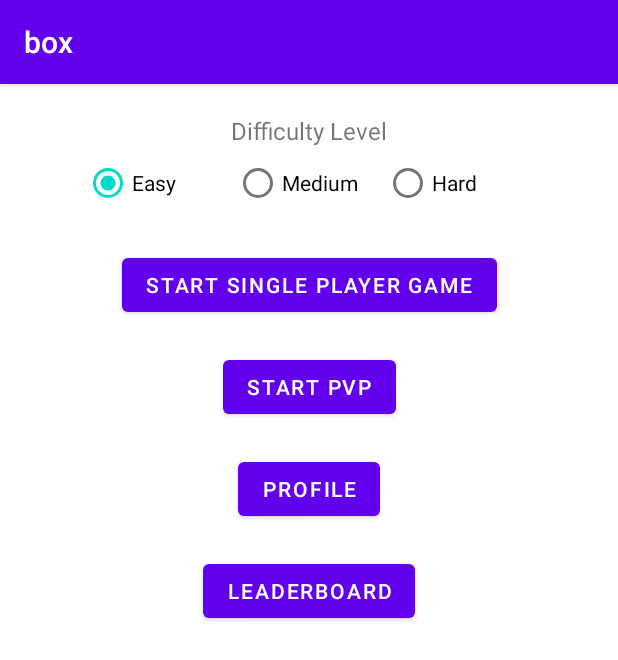
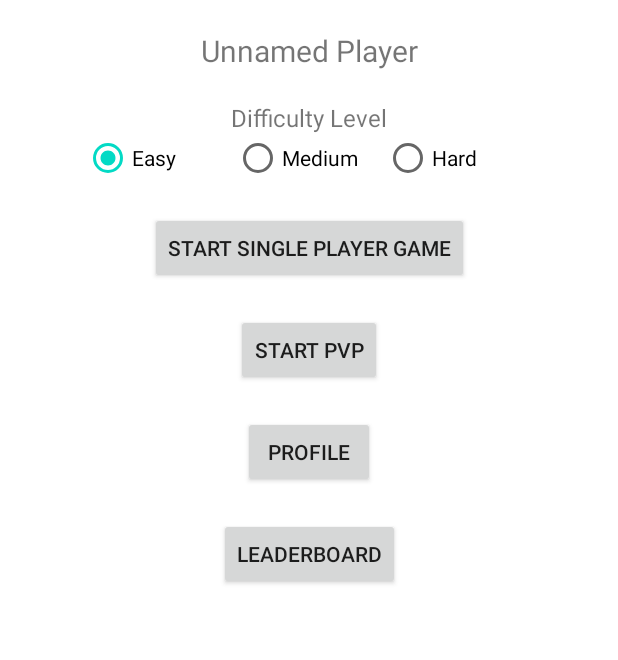
Before and after one commit to mengchun0120/box, an Android app: the screen it shows after launch (MainActivity), on a phone screen of 412 x 824 dp. Shown: the top 660 px of the screen. Run offline under Robolectric (Android 15) with nearby library versions, the phone set to English and light mode, and no system bars.

Commit message:
Enter Player

```diff
--- a/app/src/main/java/com/mcdane/box/GameRenderer.kt
+++ b/app/src/main/java/com/mcdane/box/GameRenderer.kt
@@ -13,6 +13,7 @@ import javax.microedition.khronos.opengles.GL10
 import kotlin.random.Random
 import android.opengl.GLES30 as GL
 
+class GameRenderer(private val activity: Activity, val maxLevel: Int = 0): GLSurfaceView.Renderer {
     enum class GameState {
         RUNNING,
         PAUSED,
@@ -20,7 +21,6 @@ enum class GameState {
         STOPPED,
     }
 
-class GameRenderer(private val activity: Activity, val maxLevel: Int = 0): GLSurfaceView.Renderer {
     companion object {
         private const val BUTTON_BREATH = 120f
         private const val QUEUE_CAPACITY = 10
--- a/app/src/main/java/com/mcdane/box/MainActivity.kt
+++ b/app/src/main/java/com/mcdane/box/MainActivity.kt
@@ -1,27 +1,75 @@
 package com.mcdane.box
 
+import android.app.Activity
+import android.content.Context
 import android.content.Intent
 import androidx.appcompat.app.AppCompatActivity
 import android.os.Bundle
 import android.util.Log
 import android.widget.Button
 import android.widget.RadioGroup
+import android.widget.TextView
+import androidx.activity.result.contract.ActivityResultContract
+import androidx.activity.result.contract.ActivityResultContracts
+import kotlinx.serialization.Serializable
+import kotlinx.serialization.json.Json
+import kotlinx.serialization.json.decodeFromStream
+import kotlinx.serialization.json.encodeToStream
+import java.io.File
 
-class MainActivity : AppCompatActivity() {
+@Serializable
+data class Player(val firstName: String, val lastName: String) {
+    override fun toString(): String = "$firstName $lastName"
+}
+
+class MainActivity : Activity() {
+
+    companion object {
+        const val PLAYER_FILE = "player.json"
+        const val PROFILE_REQUEST_CODE = 1
+    }
+
     private var maxLevel: Int = 0
+    private lateinit var playerNameText: TextView
     private lateinit var difficultyLevels: RadioGroup
     private lateinit var singleGameButton: Button
     private lateinit var pvpGameButton: Button
     private lateinit var profileButton: Button
     private lateinit var leaderboardButton: Button
+    var player: Player? = null
+        private set
+    val playerName: String
+        get() = player?.let { player.toString() } ?: "Unnamed Player"
 
     override fun onCreate(savedInstanceState: Bundle?) {
         super.onCreate(savedInstanceState)
         setContentView(R.layout.activity_main)
+        initPlayer()
+        initUI()
+    }
+
+    override fun onDestroy() {
+        super.onDestroy()
+        Log.i(TAG, "onDestroy")
+    }
+
+    override fun onActivityResult(requestCode: Int, resultCode: Int, data: Intent?) {
+        if (requestCode != PROFILE_REQUEST_CODE) {
+            return
+        }
+
+        if (resultCode == ProfileActivity.RESULT_SAVE) {
+            savePlayer(data!!)
+        }
+    }
+
+    private fun initUI() {
+        playerNameText = findViewById(R.id.player_name)
+        playerNameText.text = playerName
 
         difficultyLevels = findViewById(R.id.difficulty_levels)
         difficultyLevels.setOnCheckedChangeListener { _, checkId ->
-           onDifficultyLevelChanged(checkId)
+            onDifficultyLevelChanged(checkId)
         }
 
         singleGameButton = findViewById(R.id.start_single_player_game_button)
@@ -37,9 +85,11 @@ class MainActivity : AppCompatActivity() {
         leaderboardButton.setOnClickListener{ onLeaderboardClicked() }
     }
 
-    override fun onDestroy() {
-        super.onDestroy()
-        Log.i(TAG, "onDestroy")
+    private fun initPlayer() {
+        val playerFile = File(filesDir, PLAYER_FILE)
+        if (playerFile.exists()) {
+            player = Json.decodeFromStream<Player>(playerFile.inputStream())
+        }
     }
 
     private fun onDifficultyLevelChanged(checkId: Int) {
@@ -63,10 +113,27 @@ class MainActivity : AppCompatActivity() {
 
     private fun onProfileClicked() {
         val intent = Intent(this, ProfileActivity::class.java)
-        startActivity(intent)
+        intent.putExtra("playerSet", player != null)
+        player?.apply {
+            intent.putExtra("firstName", firstName)
+            intent.putExtra("lastName", lastName)
+        }
+        startActivityForResult(intent, PROFILE_REQUEST_CODE)
     }
 
     private fun onLeaderboardClicked() {
         Log.i(TAG, "Leaderboard")
     }
+
+    private fun savePlayer(intent: Intent) {
+        player = Player(
+            intent.getStringExtra("firstName").toString(),
+            intent.getStringExtra("lastName").toString()
+        )
+        playerNameText.text = playerName
+
+        openFileOutput(PLAYER_FILE, Context.MODE_PRIVATE).use {
+            Json.encodeToStream(player, it)
+        }
+    }
 }
--- a/app/src/main/res/layout/activity_main.xml
+++ b/app/src/main/res/layout/activity_main.xml
@@ -7,15 +7,26 @@
     android:orientation="vertical"
     tools:context=".MainActivity">
 
+    <TextView
+        android:id="@+id/player_name"
+        android:layout_width="wrap_content"
+        android:layout_height="wrap_content"
+        android:layout_marginTop="20dp"
+        android:layout_gravity="center"
+        android:text=""
+        android:textSize="20sp"
+        app:layout_constraintStart_toStartOf="parent"
+        app:layout_constraintEnd_toEndOf="parent"
+        app:layout_constraintTop_toTopOf="parent" />
+
     <androidx.appcompat.widget.LinearLayoutCompat
         android:id="@+id/difficult_level_container"
         android:layout_width="match_parent"
         android:layout_height="wrap_content"
         android:orientation="vertical"
-        app:layout_constraintBottom_toTopOf="@+id/start_single_player_game_button"
+        app:layout_constraintTop_toBottomOf="@+id/player_name"
         app:layout_constraintEnd_toEndOf="parent"
-        app:layout_constraintStart_toStartOf="parent"
-        app:layout_constraintTop_toTopOf="parent">
+        app:layout_constraintStart_toStartOf="parent">
 
         <TextView
             android:id="@+id/choose_difficult_level"
@@ -24,22 +35,14 @@
             android:layout_marginTop="20dp"
             android:text="@string/difficlty_level"
             android:layout_gravity="center"
-            android:textSize="16sp"
-            app:layout_constraintBottom_toTopOf="@+id/difficulty_levels"
-            app:layout_constraintEnd_toEndOf="parent"
-            app:layout_constraintStart_toStartOf="parent"
-            app:layout_constraintTop_toTopOf="parent" />
+            android:textSize="16sp" />
 
         <RadioGroup
             android:id="@+id/difficulty_levels"
             android:layout_width="wrap_content"
             android:layout_height="wrap_content"
             android:orientation="horizontal"
-            android:layout_gravity="center"
-            app:layout_constraintBottom_toTopOf="@+id/start_single_player_game_button"
-            app:layout_constraintEnd_toEndOf="parent"
-            app:layout_constraintStart_toStartOf="parent"
-            app:layout_constraintTop_toBottomOf="@+id/choose_difficult_level">
+            android:layout_gravity="center">
 
 
             <RadioButton
--- a/app/src/main/res/layout/activity_profile.xml
+++ b/app/src/main/res/layout/activity_profile.xml
@@ -72,7 +72,6 @@
             android:inputType="textPersonName"
             android:text=""
             android:textSize="20sp"
-            android:textColor="@color/black"
             android:layout_marginStart="20dp"
             android:autofillHints="Last Name" />
 
--- a/build.gradle
+++ b/build.gradle
@@ -2,6 +2,7 @@
 plugins {
     id 'com.android.application' version '7.4.2' apply false
     id 'com.android.library' version '7.4.2' apply false
-    id 'org.jetbrains.kotlin.android' version '1.9.0' apply false
+    id 'org.jetbrains.kotlin.android' version '1.9.10' apply false
     id 'org.jetbrains.kotlin.plugin.serialization' version '1.9.0' apply false
+    id 'com.google.devtools.ksp' version '1.9.10-1.0.13' apply false
 }
```
Also changed, not shown: app/build.gradle (+14 -8 lines), app/src/main/java/com/mcdane/box/ProfileActivity.kt (+75 -0 lines). Lines whose indentation alone changed are shown as unchanged.
